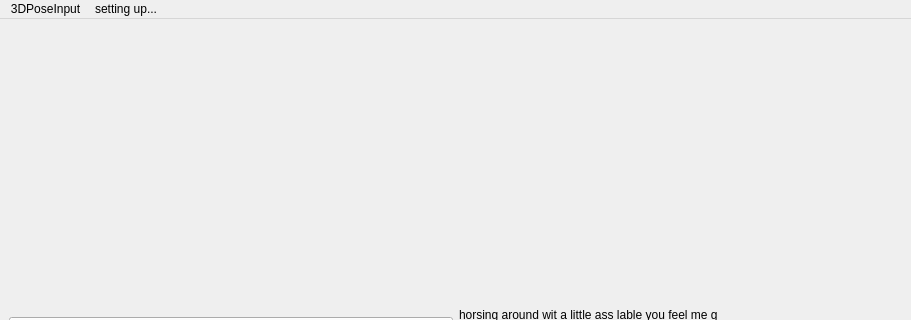
This is mainwindow.ui in Stanisaur/multi-camera-calibration-using-human-pose as Qt 5 draws it before an edit; both pictures show x 0 to 911 and y 0 to 320 of the 911 by 638 pixel window. The edited form follows.
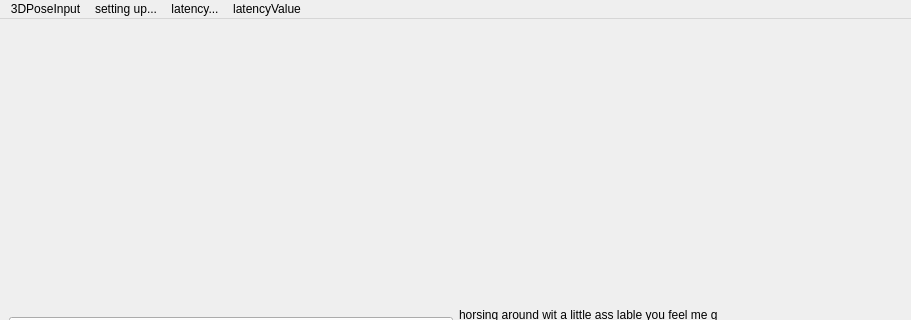
This is the edited form.

Commit message: fixed inconsistent inference times, added latency timer

```diff
--- a/mainwindow.ui
+++ b/mainwindow.ui
@@ -68,8 +68,20 @@
      <string>setting up...</string>
     </property>
    </widget>
+   <widget class="QMenu" name="menulatency">
+    <property name="title">
+     <string>latency...</string>
+    </property>
+   </widget>
+   <widget class="QMenu" name="menulatencyValue">
+    <property name="title">
+     <string>latencyValue</string>
+    </property>
+   </widget>
    <addaction name="menu3DPoseInput"/>
    <addaction name="menusetting_up"/>
+   <addaction name="menulatency"/>
+   <addaction name="menulatencyValue"/>
   </widget>
  </widget>
  <resources/>
```
The commit also changes 3 other files.
